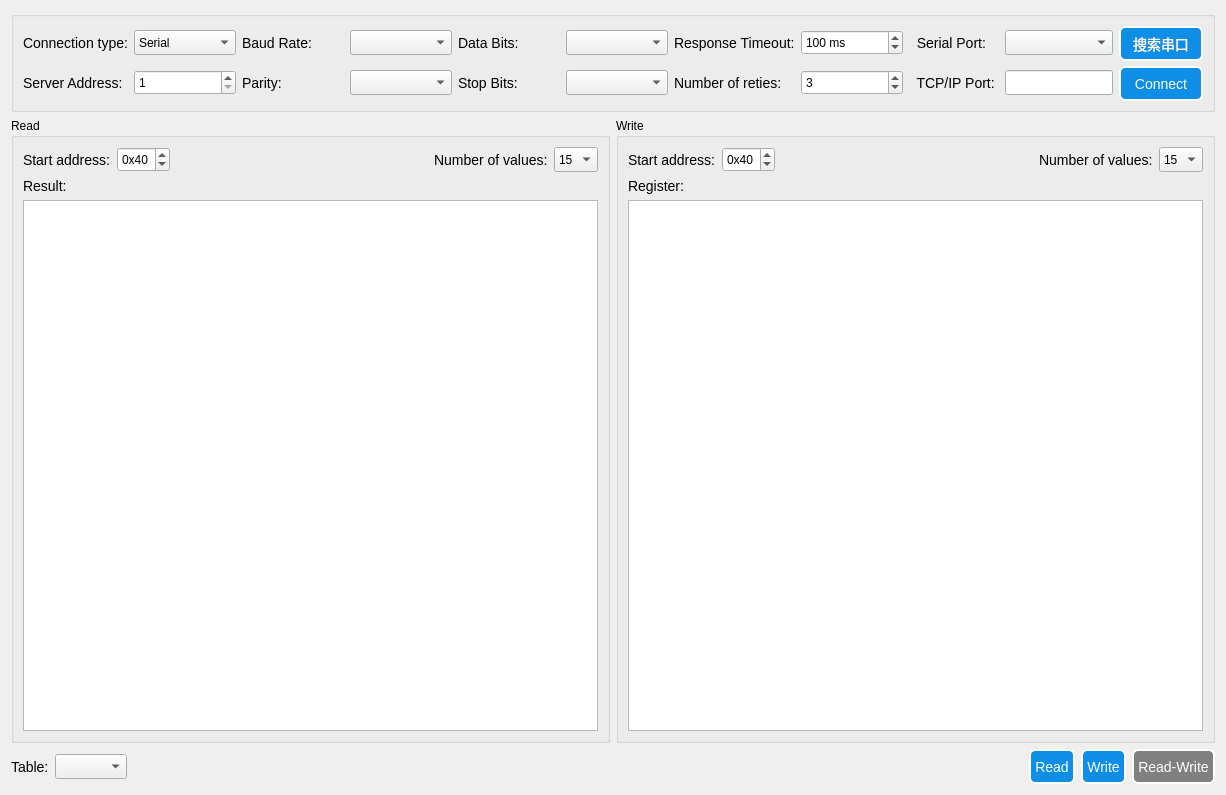
Before: the Qt Designer form userui/modbusui.ui in pkzju/QSuperConsole, drawn with Qt 5.
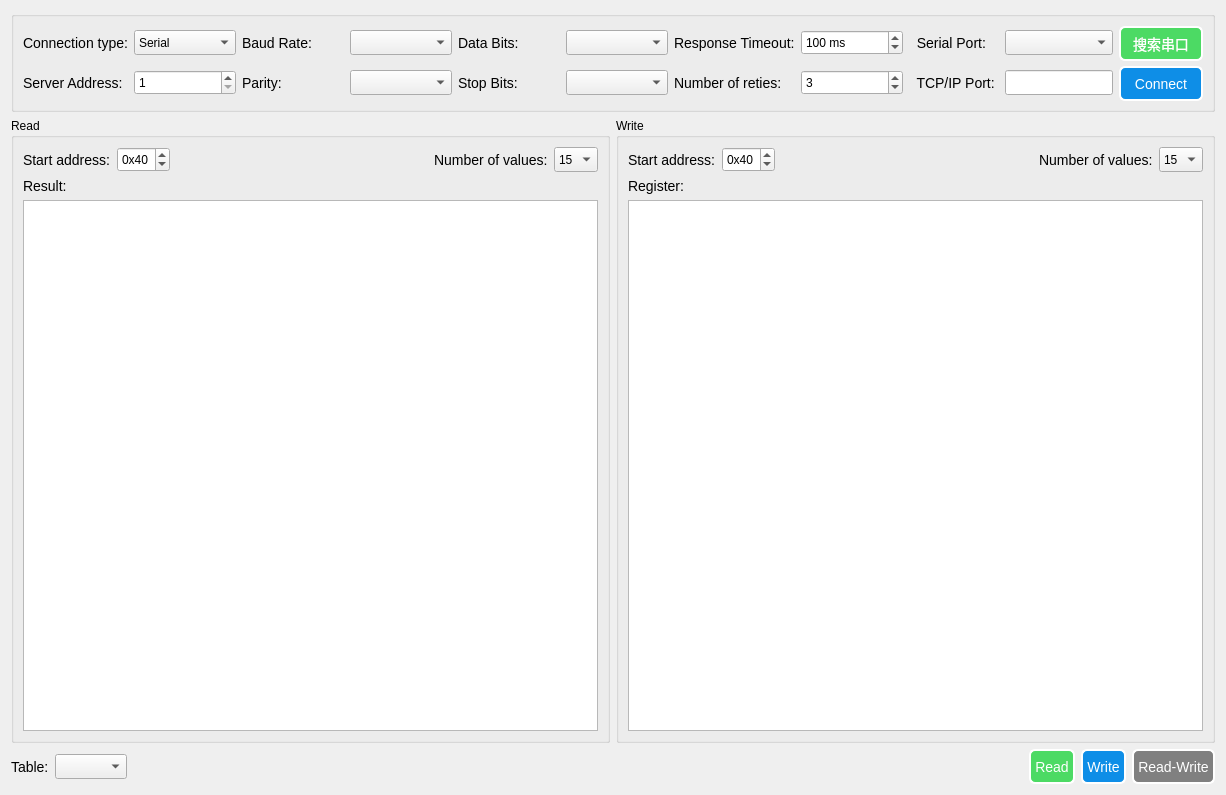
After: the same form once the commit is applied. Icons and pictures are not drawn.

What changed in the file:
```diff
--- a/userui/modbusui.ui
+++ b/userui/modbusui.ui
@@ -41,7 +41,49 @@
 
 QPushButton:disabled{
     background-color: gray;
-}</string>
+}
+
+QCheckBox{
+	font-size: 14px;
+	alignment:center}
+
+
+QRadioButton{
+	font-size: 14px;
+	alignment:center}
+
+    /*RadioButton样式设置*/
+    QRadioButton::indicator { 
+    	width: 17px;
+    	height: 17px;
+    }
+    /*单选框未选中样式*/
+    QRadioButton::indicator::unchecked {
+    	
+    	image: url(:/images/skin/images/radiob-unchecked.png);
+    }
+    /*单选框选中样式*/
+    QRadioButton::indicator::checked { 
+    	image: url(:/images/skin/images/radiob-checked.png);
+    }
+    /*RadioButton和checkbox字体和间距设置*/
+    QRadioButton ,QCheckBox{
+    	spacing: 5px;
+    	font-size: 14px;
+    }
+    /*checkbox样式设置*/
+    QCheckBox::indicator { 
+    	width: 26px;
+    	height: 50px;
+    }
+    /*未选中*/
+    QCheckBox::indicator::unchecked {	
+    	image: url(:/images/skin/images/checkb-unche.png);
+    }
+    /*选中*/
+    QCheckBox::indicator::checked { 
+    	image: url(:/images/skin/images/checkb_check.png);
+    }</string>
   </property>
   <layout class="QVBoxLayout" name="verticalLayout_3">
    <item>
@@ -228,7 +270,26 @@
            </size>
           </property>
           <property name="styleSheet">
-           <string notr="true"/>
+           <string notr="true">QPushButton{
+    background-color: rgb(76, 218, 100);
+	border-style: outset;
+    border-width: 2px;
+	border-radius: 6px;
+    color: white;
+	font-size: 14px;
+}
+
+QPushButton:hover{
+    background-color: rgb(110, 230, 120);
+}
+
+QPushButton:pressed{
+    background-color: rgb(50, 200, 80);
+}
+
+QPushButton:disabled{
+    background-color: gray;
+}</string>
           </property>
           <property name="text">
            <string>   搜索串口   </string>
@@ -977,6 +1038,28 @@
          <height>35</height>
         </size>
        </property>
+       <property name="styleSheet">
+        <string notr="true">QPushButton{
+    background-color: rgb(76, 218, 100);
+	border-style: outset;
+    border-width: 2px;
+	border-radius: 6px;
+    color: white;
+	font-size: 14px;
+}
+
+QPushButton:hover{
+    background-color: rgb(110, 230, 120);
+}
+
+QPushButton:pressed{
+    background-color: rgb(50, 200, 80);
+}
+
+QPushButton:disabled{
+    background-color: gray;
+}</string>
+       </property>
        <property name="text">
         <string> Read </string>
        </property>
```
Left out of the diff: 2 changed lines with no effect on the pictures.
